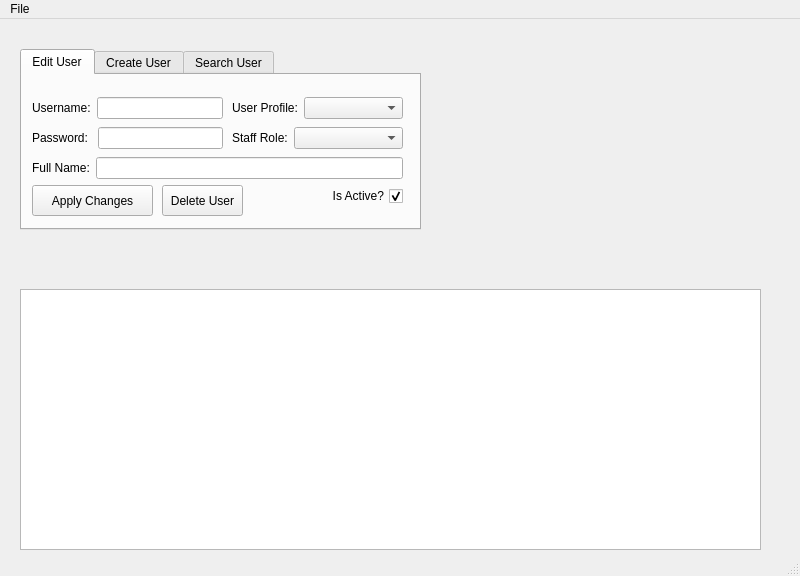
Above: QtCafeWorkforceManager/SysAdminWindow.ui from wreathe-unreal/CSIT314-Project before the change. Below: the same form after it.
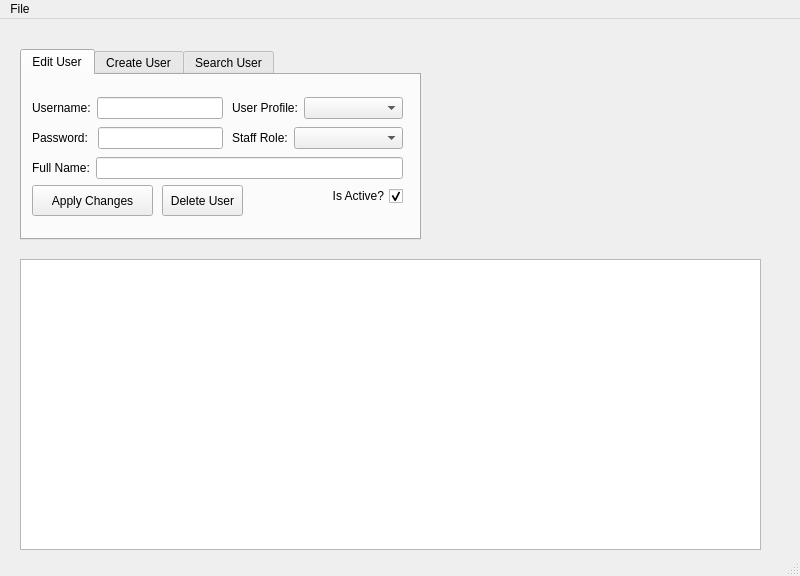
That is the form after the change. Icons and pictures are not drawn.

```diff
--- a/QtCafeWorkforceManager/SysAdminWindow.ui
+++ b/QtCafeWorkforceManager/SysAdminWindow.ui
@@ -39,7 +39,7 @@
       <x>20</x>
       <y>30</y>
       <width>401</width>
-      <height>181</height>
+      <height>191</height>
      </rect>
     </property>
     <property name="currentIndex">
@@ -432,9 +432,9 @@
     <property name="geometry">
      <rect>
       <x>20</x>
-      <y>270</y>
+      <y>240</y>
       <width>741</width>
-      <height>261</height>
+      <height>291</height>
      </rect>
     </property>
    </widget>
```
